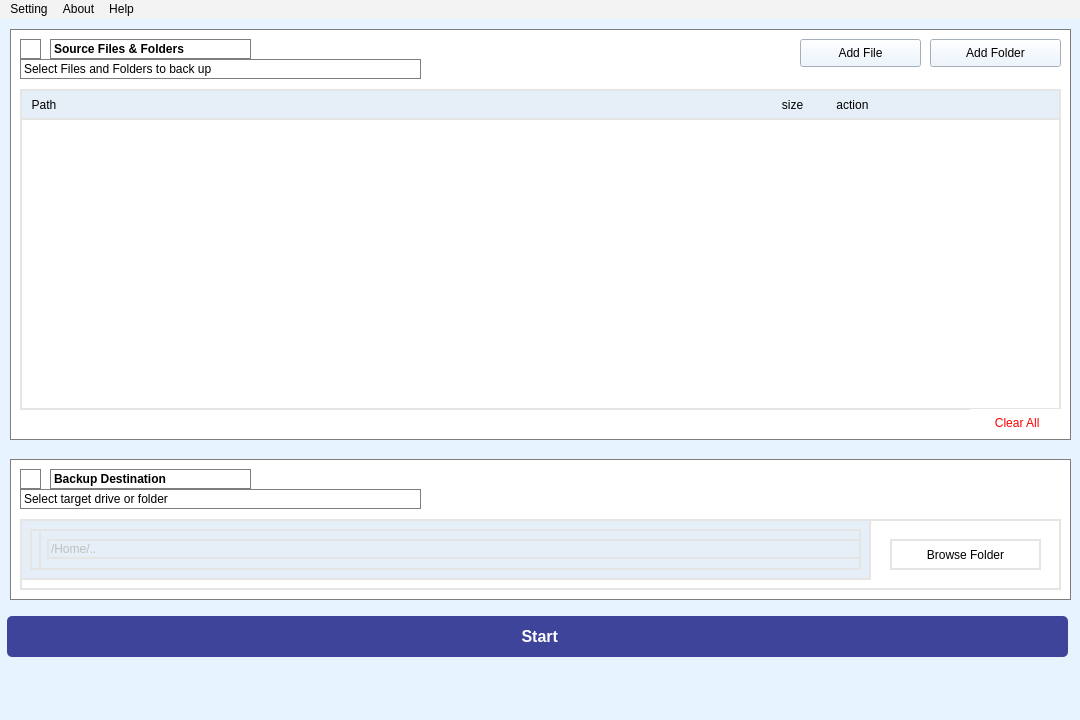
First picture: the form in ui/base1.ui, repository ArturoVillela/opensource_backupfiles, before the edit.
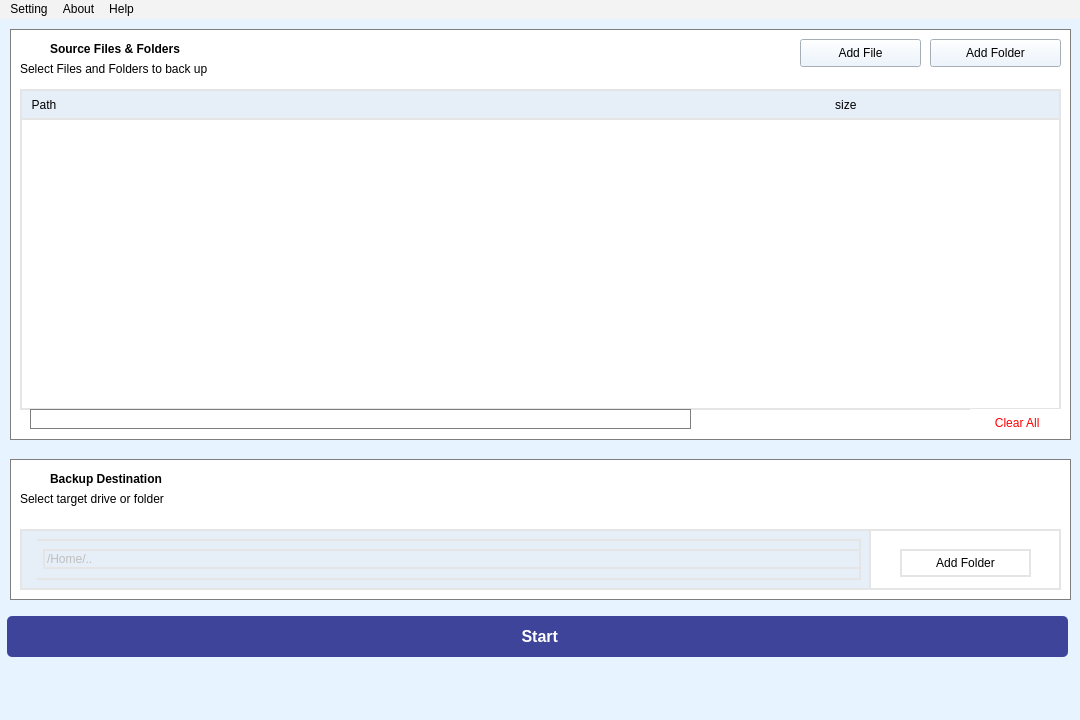
Second picture: the form after the edit. Icons and pictures are not drawn.

Patch:
```diff
--- a/ui/base1.ui
+++ b/ui/base1.ui
@@ -70,6 +70,11 @@
        <bold>true</bold>
       </font>
      </property>
+     <property name="styleSheet">
+      <string notr="true">QLabel {
+    border: none;
+}</string>
+     </property>
      <property name="text">
       <string>Source Files &amp; Folders</string>
      </property>
@@ -83,6 +88,11 @@
        <height>20</height>
       </rect>
      </property>
+     <property name="styleSheet">
+      <string notr="true">QLabel {
+    border: none;
+}</string>
+     </property>
      <property name="text">
       <string/>
      </property>
@@ -133,6 +143,11 @@
        <height>20</height>
       </rect>
      </property>
+     <property name="styleSheet">
+      <string notr="true">QLabel {
+    border: none;
+}</string>
+     </property>
      <property name="text">
       <string>Select Files and Folders to back up</string>
      </property>
@@ -165,15 +180,15 @@
        <string notr="true">background-color: rgb(230, 239, 247);</string>
       </property>
       <property name="text">
-       <string>  Path                                                                                                                                                                                                                          size          action</string>
+       <string>  Path                                                                                                                                                                                                                                          size</string>
       </property>
      </widget>
      <widget class="QScrollArea" name="scrollToSave_2">
       <property name="geometry">
        <rect>
-        <x>10</x>
+        <x>40</x>
         <y>40</y>
-        <width>1011</width>
+        <width>981</width>
         <height>271</height>
        </rect>
       </property>
@@ -189,17 +204,17 @@
         <rect>
          <x>0</x>
          <y>0</y>
-         <width>1011</width>
+         <width>981</width>
          <height>271</height>
         </rect>
        </property>
        <widget class="QWidget" name="verticalLayoutWidget_2">
         <property name="geometry">
          <rect>
-          <x>0</x>
-          <y>10</y>
-          <width>1021</width>
-          <height>251</height>
+          <x>-40</x>
+          <y>-10</y>
+          <width>1061</width>
+          <height>281</height>
          </rect>
         </property>
         <layout class="QVBoxLayout" name="vl_AddFilesToPath_2"/>
@@ -232,6 +247,19 @@
        <normaloff>../../figma/ic_clear_all.png</normaloff>../../figma/ic_clear_all.png</iconset>
      </property>
     </widget>
+    <widget class="QLabel" name="label_all_files_to_copy">
+     <property name="geometry">
+      <rect>
+       <x>20</x>
+       <y>380</y>
+       <width>661</width>
+       <height>20</height>
+      </rect>
+     </property>
+     <property name="text">
+      <string/>
+     </property>
+    </widget>
    </widget>
    <widget class="QFrame" name="frame_3">
     <property name="geometry">
@@ -271,6 +299,11 @@
        <bold>true</bold>
       </font>
      </property>
+     <property name="styleSheet">
+      <string notr="true">QLabel {
+    border: none;
+}</string>
+     </property>
      <property name="text">
       <string>Backup Destination</string>
      </property>
@@ -284,6 +317,11 @@
        <height>20</height>
       </rect>
      </property>
+     <property name="styleSheet">
+      <string notr="true">QLabel {
+    border: none;
+}</string>
+     </property>
      <property name="text">
       <string/>
      </property>
@@ -300,6 +338,11 @@
        <height>20</height>
       </rect>
      </property>
+     <property name="styleSheet">
+      <string notr="true">QLabel {
+    border: none;
+}</string>
+     </property>
      <property name="text">
       <string>Select target drive or folder</string>
      </property>
@@ -308,9 +351,9 @@
      <property name="geometry">
       <rect>
        <x>10</x>
-       <y>60</y>
+       <y>70</y>
        <width>1041</width>
-       <height>71</height>
+       <height>61</height>
       </rect>
      </property>
      <property name="styleSheet">
@@ -319,23 +362,6 @@
     border: 2px solid #E5E5E5;
 }</string>
      </property>
-     <widget class="QPushButton" name="btnSelectToFolder">
-      <property name="geometry">
-       <rect>
-        <x>870</x>
-        <y>20</y>
-        <width>151</width>
-        <height>31</height>
-       </rect>
-      </property>
-      <property name="text">
-       <string>Browse Folder</string>
-      </property>
-      <property name="icon">
-       <iconset>
-        <normaloff>../../figma/ic_add_folder.png</normaloff>../../figma/ic_add_folder.png</iconset>
-      </property>
-     </widget>
      <widget class="QFrame" name="frame">
       <property name="geometry">
        <rect>
@@ -365,7 +391,15 @@
        </property>
        <layout class="QHBoxLayout" name="horizontalLayout">
         <item>
-         <widget class="QLabel" name="label">
+         <widget class="QLabel" name="label_img_disk">
+          <property name="enabled">
+           <bool>false</bool>
+          </property>
+          <property name="styleSheet">
+           <string notr="true">QLabel {
+    border: none;
+}</string>
+          </property>
           <property name="text">
            <string/>
           </property>
@@ -390,6 +424,23 @@
        </layout>
       </widget>
      </widget>
+     <widget class="QPushButton" name="btnSelectToFolder">
+      <property name="geometry">
+       <rect>
+        <x>880</x>
+        <y>20</y>
+        <width>131</width>
+        <height>28</height>
+       </rect>
+      </property>
+      <property name="text">
+       <string>Add Folder</string>
+      </property>
+      <property name="icon">
+       <iconset>
+        <normaloff>../../figma/ic_add_folder.png</normaloff>../../figma/ic_add_folder.png</iconset>
+      </property>
+     </widget>
     </widget>
    </widget>
    <widget class="QPushButton" name="btn_start">
```
Left out of the diff: 9 changed lines with no effect on the pictures.
